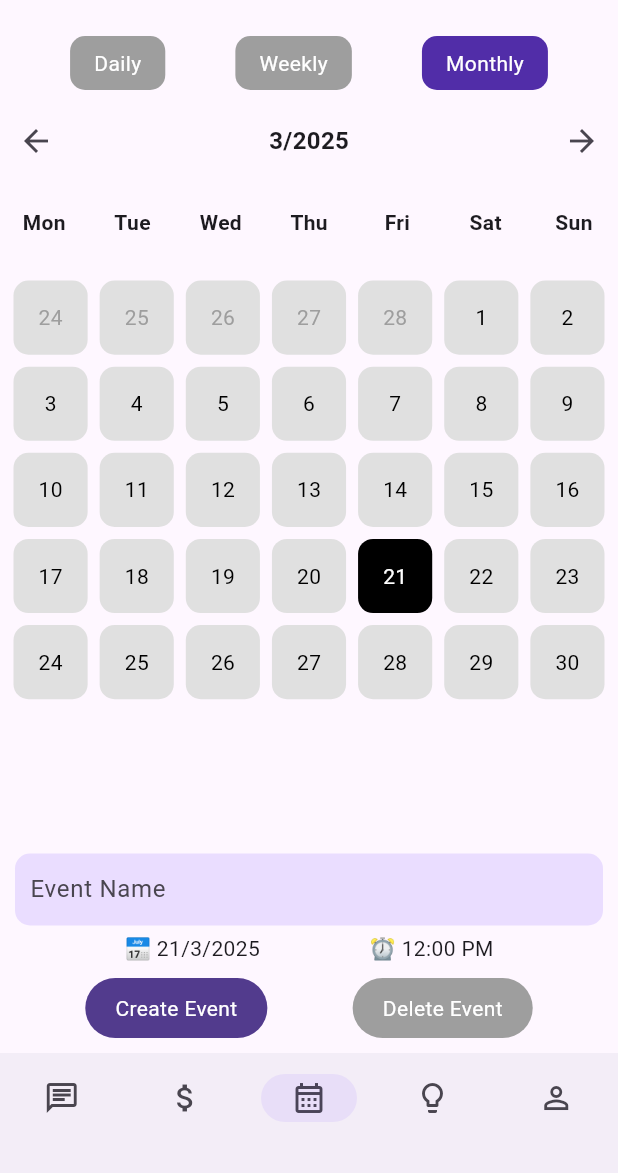
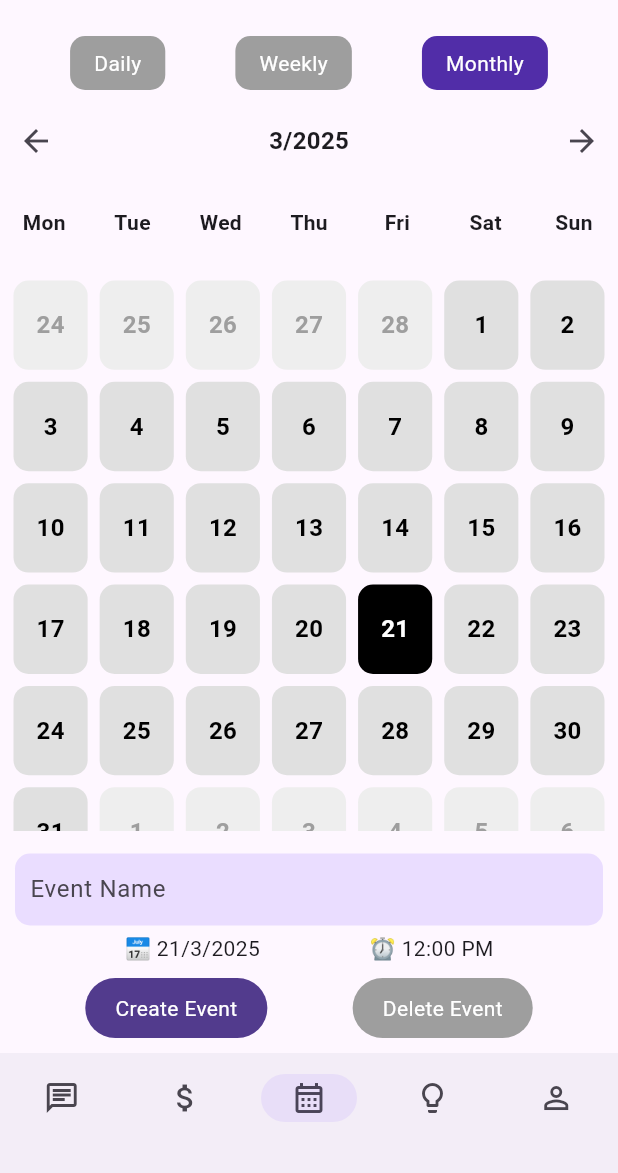
Before and after one commit to Gabo1234567890/Startify, a Flutter app: the screen it shows after launch, item 3 of the bottom bar chosen, on a phone screen of 412 x 824 dp, the part 63-1236 px from its top. Run offline on Flutter 3.47's test engine with Material 3 defaults, Android fonts, the phone set to English and light mode, and no system bars.

Commit message:
Calendar fix

```diff
--- a/frontend/startify/lib/pages/calendar_page.dart
+++ b/frontend/startify/lib/pages/calendar_page.dart
@@ -344,11 +344,9 @@ class CalendarPageState extends State<CalendarPage> {
   Widget _buildMonthlyView() {
     DateTime firstDayOfMonth = DateTime(_currentDate.year, _currentDate.month, 1);
     int daysInMonth = DateTime(_currentDate.year, _currentDate.month + 1, 0).day;
-    List<DateTime> monthDays = List.generate(daysInMonth, (index) => firstDayOfMonth.add(Duration(days: index)));
 
     DateTime firstDisplayedDay = firstDayOfMonth.subtract(Duration(days: firstDayOfMonth.weekday - 1));
-    int totalGridCells = ((daysInMonth + firstDisplayedDay.weekday - 1) / 7).ceil() * 7;
-    List<DateTime> calendarDays = List.generate(totalGridCells, (index) => firstDisplayedDay.add(Duration(days: index)));
+    List<DateTime> calendarDays = List.generate(42, (index) => firstDisplayedDay.add(Duration(days: index)));
 
     DateTime selectedDay = DateTime(_currentDate.year, _currentDate.month, _currentDate.day);
     List<Map<String, dynamic>> selectedDayEvents = _events[selectedDay] ?? [];
@@ -397,6 +395,7 @@ class CalendarPageState extends State<CalendarPage> {
           child: Padding(
             padding: EdgeInsets.all(5),
             child: GridView.count(
+              childAspectRatio: 0.85,
               crossAxisCount: 7,
               children: calendarDays.map((day) {
                 DateTime dayKey = DateTime(day.year, day.month, day.day);
@@ -418,13 +417,15 @@ class CalendarPageState extends State<CalendarPage> {
                     decoration: BoxDecoration(
                       color: isSelected
                           ? Colors.black
-                          : (hasEvent ? Colors.deepPurple : Colors.grey[300]),
+                          : (hasEvent ? Colors.deepPurple : (isCurrentMonth ? Colors.grey[300] : Colors.grey[200])),
                       borderRadius: BorderRadius.circular(10),
                     ),
                     child: Center(
                       child: Text(
                         "${day.day}",
                         style: TextStyle(
+                          fontSize: 16,
+                          fontWeight: FontWeight.bold,
                           color: isSelected || hasEvent
                               ? Colors.white
                               : isCurrentMonth
@@ -439,24 +440,6 @@ class CalendarPageState extends State<CalendarPage> {
             ),
           ),
         ),
-        // Padding(
-        //   padding: EdgeInsets.only(top: 30),
-        //   child: selectedDayEvents.isNotEmpty
-        //       ? Expanded(
-        //           child: ListView.builder(
-        //             itemCount: selectedDayEvents.length,
-        //             itemBuilder: (context, index) {
-        //               var event = selectedDayEvents[index];
-        //               return ListTile(
-        //                 title: Text(event["name"], style: TextStyle(color: Colors.white)),
-        //                 tileColor: Colors.deepPurple,
-        //               );
-        //             },
-        //           ),
-        //         )
-        //       : Center(
-        //           child: Text("No events", style: TextStyle(fontSize: 16, fontWeight: FontWeight.bold))),
-        // ),
       ],
     );
   }
```
